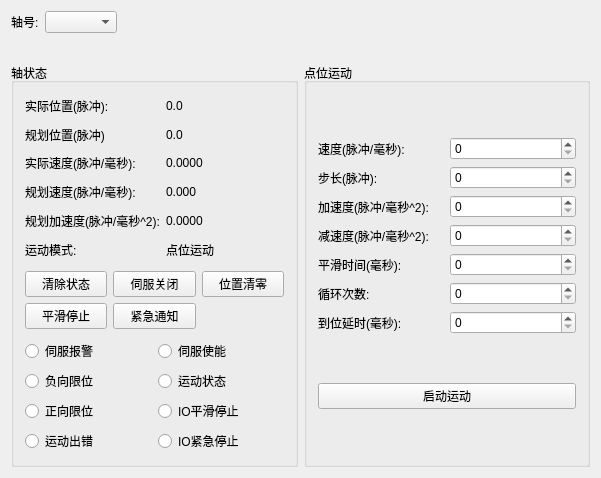
whisper512/GTS, file GTSController/AxisWidget.ui: the form before one commit.
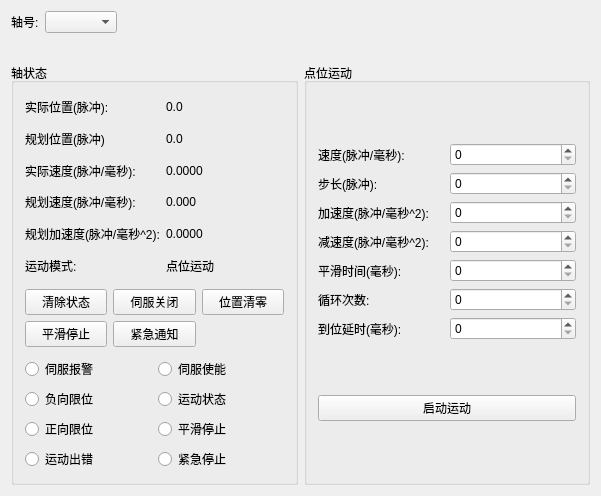
The form after the commit.

Commit message: 修改界面，整理

Patch:
```diff
--- a/GTSController/AxisWidget.ui
+++ b/GTSController/AxisWidget.ui
@@ -7,7 +7,7 @@
     <x>0</x>
     <y>0</y>
     <width>601</width>
-    <height>478</height>
+    <height>496</height>
    </rect>
   </property>
   <property name="windowTitle">
@@ -222,7 +222,7 @@
           <item row="2" column="1">
            <widget class="QRadioButton" name="radioButton_6">
             <property name="text">
-             <string>IO平滑停止</string>
+             <string>平滑停止</string>
             </property>
            </widget>
           </item>
@@ -236,7 +236,7 @@
           <item row="3" column="1">
            <widget class="QRadioButton" name="radioButton_8">
             <property name="text">
-             <string>IO紧急停止</string>
+             <string>紧急停止</string>
             </property>
            </widget>
           </item>
```
Left out of the diff: 88 changed lines with no effect on the pictures. The commit also changes 6 other files.
